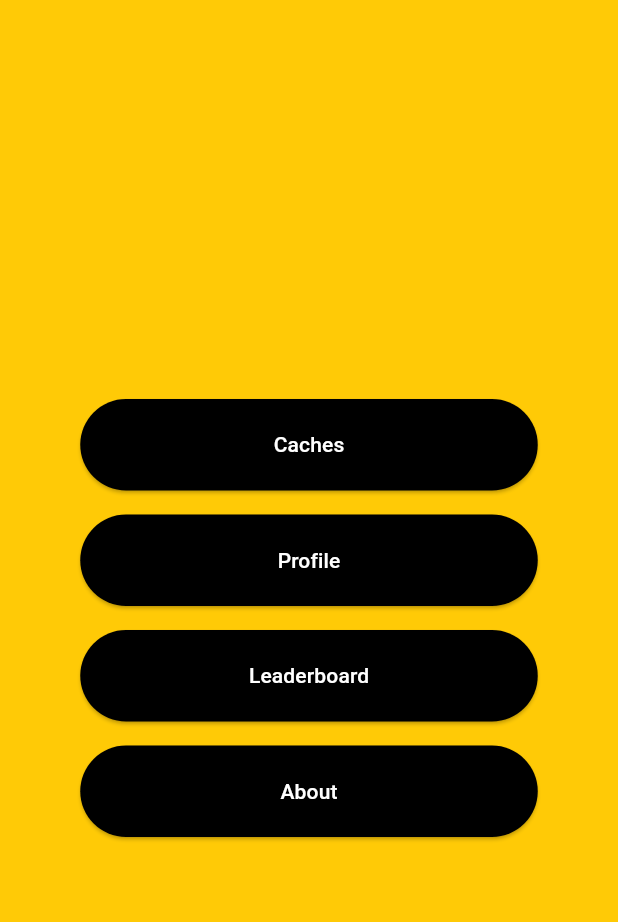
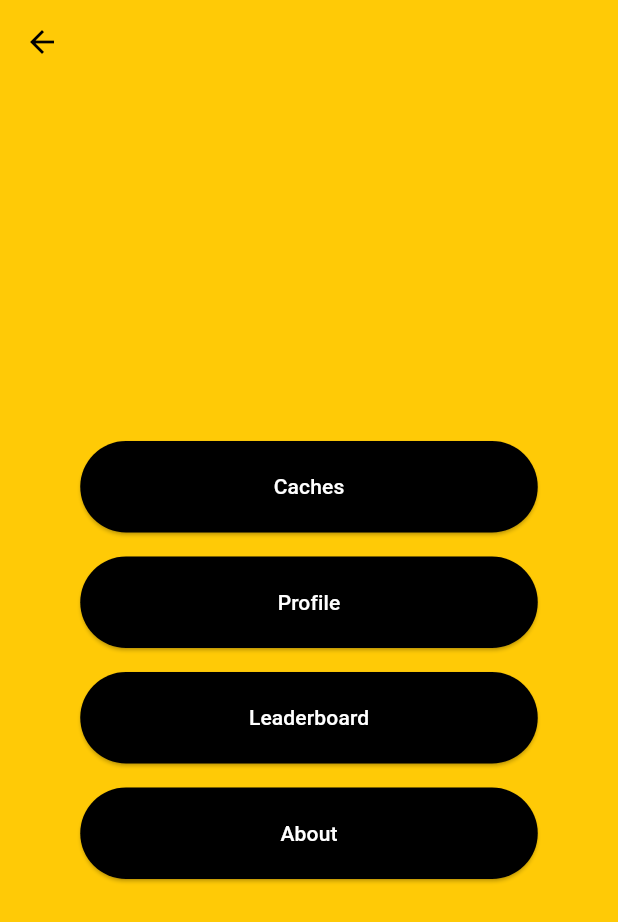
Before and after one commit to KnightVentureUCF/KnightVenture, a Flutter app: the MainMenuScreen screen opened directly with empty values, on a phone screen of 412 x 824 dp. Shown: the top 922 px of the screen. Run offline on Flutter 3.47's test engine with Material 3 defaults, Android fonts, the light colour scheme and no system bars; our stand-ins replace geolocator, google_maps_flutter; accounts and stored records are empty.

Commit message:
Added back arrow to main menu

```diff
--- a/frontend/lib/widgets/main_menu/main_menu_screen.dart
+++ b/frontend/lib/widgets/main_menu/main_menu_screen.dart
@@ -16,6 +16,14 @@ class MainMenuScreen extends StatelessWidget {
   Widget build(BuildContext context) {
     return Scaffold(
       backgroundColor: brightGold,
+      appBar: AppBar(
+        backgroundColor: brightGold,
+        elevation: 0,
+        leading: IconButton(
+          icon: Icon(Icons.arrow_back, color: Colors.black),
+          onPressed: () => Navigator.of(context).pop(),
+        ),
+      ),
       body: Center(
         child: Column(
           mainAxisAlignment: MainAxisAlignment.center,
```
